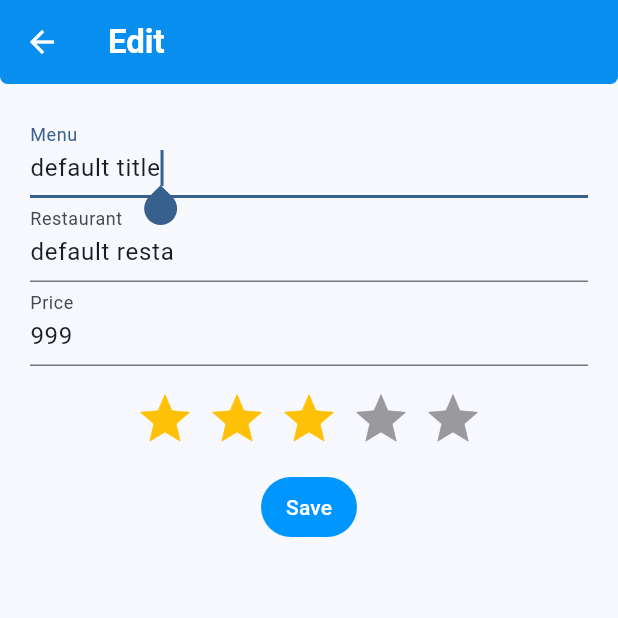
After one commit to fahaph/mini-project, a Flutter app: the EditScreen screen opened directly, on a phone screen of 412 x 824 dp, the top half of it. The commit adds this screen. Run offline on Flutter 3.47's test engine with Material 3 defaults, Android fonts, the phone set to English and light mode, and no system bars; drawn by our look-alikes of flutter_rating_bar; our stand-ins replace sembast.

```diff
--- a/account/lib/provider/transaction_provider.dart
+++ b/account/lib/provider/transaction_provider.dart
@@ -33,4 +33,8 @@ class TransactionProvider with ChangeNotifier {
 
     notifyListeners();
   }
+
+  void editTransaction(Transactions transaction){
+
+  }
 }
--- /dev/null
+++ b/account/lib/screen/edit_screen.dart
@@ -0,0 +1,150 @@
+import 'package:account/models/transactions.dart';
+import 'package:account/provider/transaction_provider.dart';
+import 'package:flutter/material.dart';
+import 'package:flutter_rating_bar/flutter_rating_bar.dart';
+import 'package:provider/provider.dart';
+
+// ignore: must_be_immutable
+class EditScreen extends StatelessWidget {
+
+
+
+  // String _title = 'title';
+  // String _resta = 'resta';
+  // double _price = 99.9;
+
+  double _rating = 3;
+  EditScreen({super.key});
+
+  final formKey = GlobalKey<FormState>();
+
+  TextEditingController _titleEditingController = new TextEditingController()..text = 'default title';
+  TextEditingController _restaEditingController = new TextEditingController()..text = 'default resta';
+  TextEditingController _priceEditingController = new TextEditingController()..text = '999';
+
+  @override
+  Widget build(BuildContext context) {
+    return Scaffold(
+      appBar: AppBar(
+        backgroundColor: Color.fromARGB(255, 0, 150, 255),
+        elevation: 15,
+        shape: RoundedRectangleBorder(
+          borderRadius: BorderRadius.only(
+            bottomLeft: Radius.circular(5),
+            bottomRight: Radius.circular(5),
+          ),
+        ),
+        title: const Text(
+          'Edit',
+          style: TextStyle(color: Colors.white, fontWeight: FontWeight.bold),
+        ),
+        iconTheme: IconThemeData(
+          color: Colors.white,
+        ),
+      ),
+      body: Padding(
+        padding: EdgeInsets.all(20),
+        child: Form(
+            key: formKey,
+            child: Column(children: [
+              TextFormField(
+                // initialValue: _title,
+                decoration: InputDecoration(
+                  labelText: 'Menu',
+                ),
+                autofocus: true,
+                controller: _titleEditingController,
+                validator: (String? str) {
+                  if (str!.isEmpty) {
+                    return 'Please Insert Info';
+                  }
+                  return null;
+                },
+              ),
+              TextFormField(
+                // initialValue: _resta,
+                decoration: InputDecoration(
+                  labelText: 'Restaurant',
+                ),
+                autofocus: true,
+                controller: _restaEditingController,
+                validator: (String? str) {
+                  if (str!.isEmpty) {
+                    return 'Please Insert Info';
+                  }
+                  return null;
+                },
+              ),
+              TextFormField(
+                // initialValue: _price.toString(),
+                decoration: const InputDecoration(
+                  labelText: 'Price',
+                ),
+                keyboardType: TextInputType.number,
+                controller: _priceEditingController,
+                validator: (String? input) {
+                  try {
+                    double price = double.parse(input!);
+                    if (price < 0) {
+                      return 'Insert More Than or Equals 0';
+                    }
+                  } catch (e) {
+                    return 'Please Insert Number';
+                  }
+                  return null;
+                },
+              ),
+              SizedBox(height: 15),
+              RatingBar.builder(
+                initialRating: _rating,
+                minRating: 1,
+                direction: Axis.horizontal,
+                allowHalfRating: false,
+                itemCount: 5,
+                itemPadding: EdgeInsets.symmetric(horizontal: 4.0),
+                itemBuilder: (context, _) => Icon(
+                  Icons.star,
+                  color: Colors.amber,
+                ),
+                onRatingUpdate: (rating) {
+                  print(rating);
+                  _rating = rating;
+                },
+              ),
+              SizedBox(height: 15),
+              TextButton(
+                  style: TextButton.styleFrom(
+                    backgroundColor: Color.fromARGB(255, 0, 150, 255),
+                    foregroundColor: Colors.white,
+                  ),
+                  child: const Text(
+                    'Save',
+                  ),
+                  onPressed: () {
+                    if (formKey.currentState!.validate()) {
+                      // create transaction data object
+                      var statement = Transactions(
+                          title: _titleEditingController.text,
+                          resta: _restaEditingController.text,
+                          rating: _rating,
+                          price: double.parse(_priceEditingController.text),
+                          date: DateTime.now());
+
+                      // add transaction data object to provider
+                      var provider = Provider.of<TransactionProvider>(context,
+                          listen: false);
+
+                      provider.editTransaction(statement);
+                      print(statement.title);
+                      print(statement.resta);
+                      print(statement.rating);
+                      print(statement.price);
+                      print(statement.date);
+                      Navigator.pop(context);
+                    }
+                  })
+            ])),
+      ),
+    );
+  }
+}
--- a/account/lib/screen/form_screen.dart
+++ b/account/lib/screen/form_screen.dart
@@ -109,7 +109,7 @@ class FormScreen extends StatelessWidget {
                         foregroundColor: Colors.white,
                       ),
                       child: const Text(
-                        'บันทึก',
+                        'Save',
                       ),
                       onPressed: () {
                         if (formKey.currentState!.validate()) {
--- a/account/lib/screen/menus_screen.dart
+++ b/account/lib/screen/menus_screen.dart
@@ -1,3 +1,4 @@
+import 'package:account/screen/edit_screen.dart';
 import 'package:flutter/material.dart';
 import 'package:account/screen/form_screen.dart';
 import 'package:intl/intl.dart';
@@ -113,6 +114,11 @@ class _MyHomePageState extends State<MyHomePage> {
                                   TextButton(
                                       onPressed: () {
                                         Navigator.of(context).pop();
+                                        Navigator.push(context,
+                                            MaterialPageRoute(
+                                                builder: (context) {
+                                          return EditScreen();
+                                        }));
                                         // provider.deleteTransaction(statement);
                                       },
                                       child: Text('Edit'),
```
